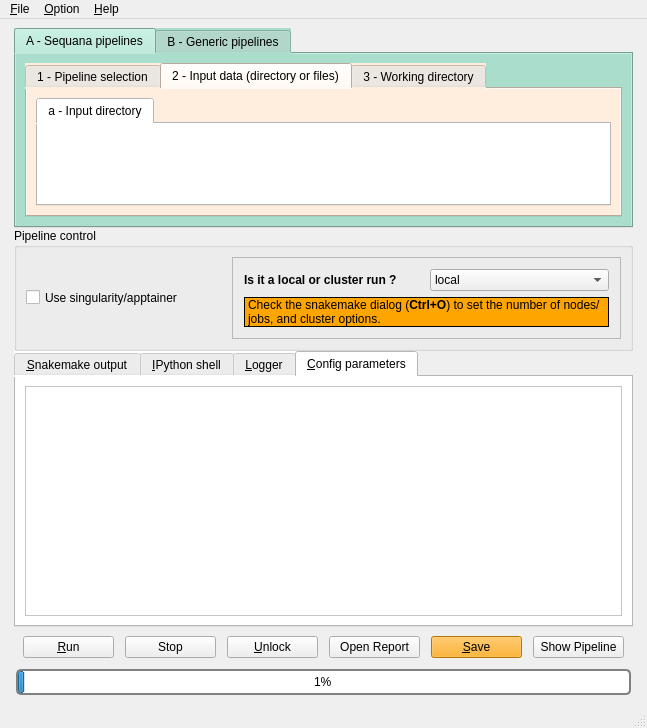
Above: sequanix/ui/mainwindow.ui from sequana/sequanix before the change. Below: the same form after it.
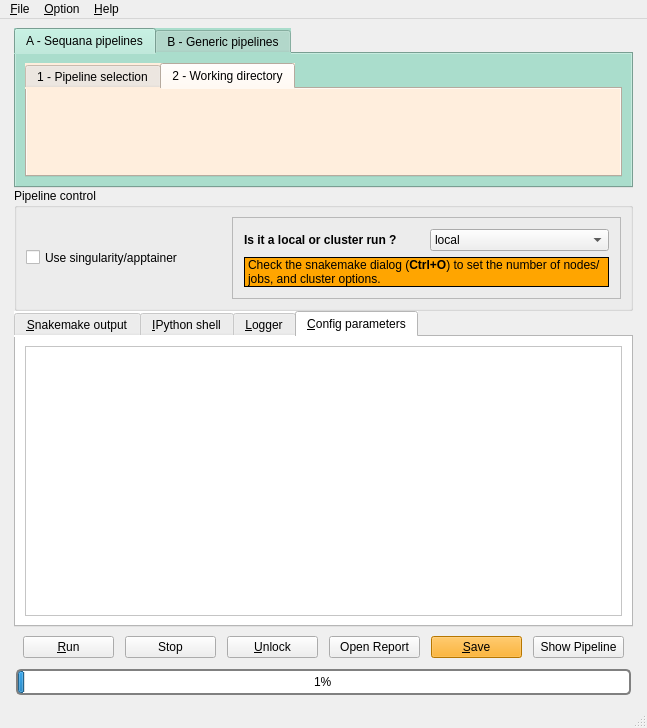
That is the form after the change. The open tabs and pages were chosen to show the change.

```diff
--- a/sequanix/ui/mainwindow.ui
+++ b/sequanix/ui/mainwindow.ui
@@ -203,7 +203,7 @@
         <property name="minimumSize">
          <size>
           <width>0</width>
-          <height>200</height>
+          <height>160</height>
          </size>
         </property>
         <property name="toolTip">
@@ -813,74 +813,9 @@
                 </item>
                </layout>
               </widget>
-              <widget class="QWidget" name="sequana_input_dir_tab">
-               <attribute name="title">
-                <string>2 - Input data (directory or files)</string>
-               </attribute>
-               <layout class="QGridLayout" name="gridLayout_7">
-                <item row="0" column="0">
-                 <layout class="QHBoxLayout" name="horizontalLayout_2">
-                  <item>
-                   <widget class="QTabWidget" name="tabWidget">
-                    <property name="sizePolicy">
-                     <sizepolicy hsizetype="Preferred" vsizetype="Ignored">
-                      <horstretch>0</horstretch>
-                      <verstretch>0</verstretch>
-                     </sizepolicy>
-                    </property>
-                    <property name="minimumSize">
-                     <size>
-                      <width>0</width>
-                      <height>0</height>
-                     </size>
-                    </property>
-                    <property name="toolTip">
-                     <string>&lt;html&gt;&lt;head/&gt;&lt;body&gt;&lt;p&gt;Choose one of those tab as your input choice&lt;/p&gt;&lt;p&gt;&lt;br/&gt;&lt;/p&gt;&lt;p&gt;&lt;span style=&quot; font-weight:600;&quot;&gt;Left tab (Input directory):&lt;/span&gt; Automatically select all fastq.gz files found in the directory&lt;/p&gt;&lt;p&gt;&lt;span style=&quot; font-weight:600;&quot;&gt;Middle tab (Input Samples):&lt;/span&gt; Sometimes, only 1 or 2 files (paired) are required, use this tab in such situations&lt;/p&gt;&lt;p&gt;&lt;span style=&quot; font-weight:600;&quot;&gt;Right tab (Input pattern):&lt;/span&gt; Your samples may be in many sub directories, or you want to select only a sub set of files. Please provide a pattern with wildcards if you use this tab&lt;/p&gt;&lt;/body&gt;&lt;/html&gt;</string>
-                    </property>
-                    <property name="styleSheet">
-                     <string notr="true">background-color:white</string>
-                    </property>
-                    <property name="tabShape">
-                     <enum>QTabWidget::Rounded</enum>
-                    </property>
-                    <property name="currentIndex">
-                     <number>0</number>
-                    </property>
-                    <property name="elideMode">
-                     <enum>Qt::ElideNone</enum>
-                    </property>
-                    <widget class="QWidget" name="tab_4">
-                     <attribute name="title">
-                      <string>a - Input directory</string>
-                     </attribute>
-                     <layout class="QGridLayout" name="gridLayout_10">
-                      <item row="0" column="0">
-                       <layout class="QVBoxLayout" name="layout_sequana_input_dir">
-                        <property name="spacing">
-                         <number>0</number>
-                        </property>
-                        <property name="sizeConstraint">
-                         <enum>QLayout::SetNoConstraint</enum>
-                        </property>
-                        <property name="topMargin">
-                         <number>0</number>
-                        </property>
-                        <property name="bottomMargin">
-                         <number>0</number>
-                        </property>
-                       </layout>
-                      </item>
-                     </layout>
-                    </widget>
-                   </widget>
-                  </item>
-                 </layout>
-                </item>
-               </layout>
-              </widget>
               <widget class="QWidget" name="sequana_working_dir_tab">
                <attribute name="title">
-                <string>3 - Working directory</string>
+                <string>2 - Working directory</string>
                </attribute>
                <layout class="QGridLayout" name="gridLayout_8">
                 <item row="0" column="0">
@@ -1244,7 +1179,7 @@
                <x>0</x>
                <y>0</y>
                <width>595</width>
-               <height>211</height>
+               <height>251</height>
               </rect>
              </property>
             </widget>
```
Left out of the diff: 4 changed lines with no effect on the pictures.
